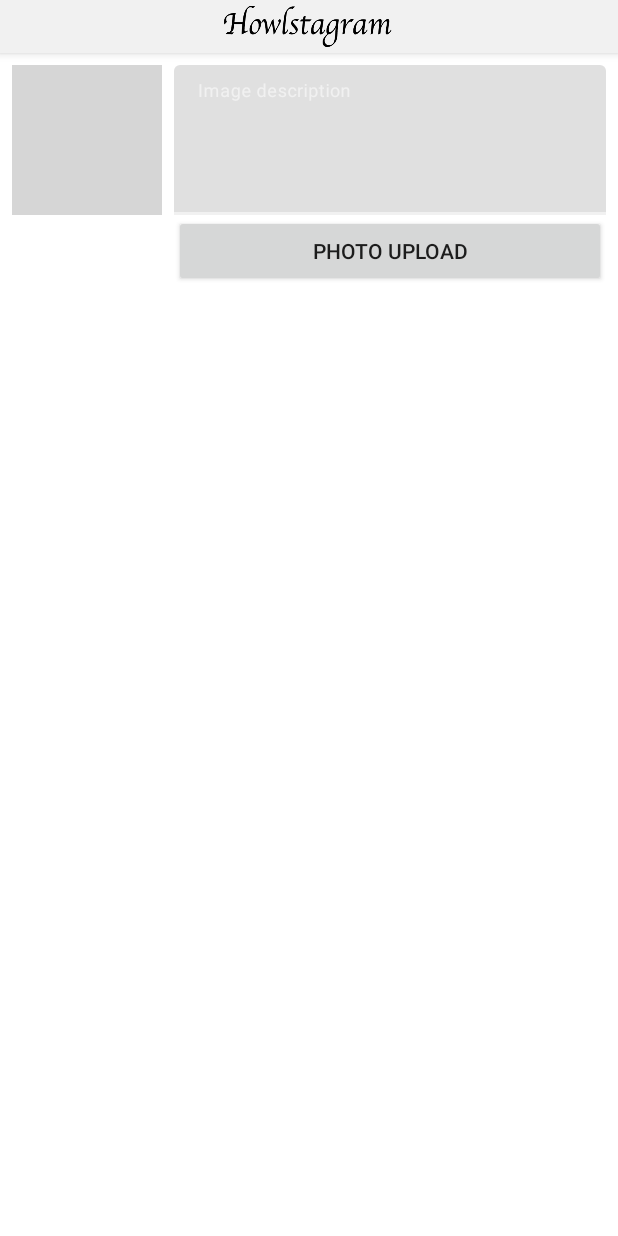
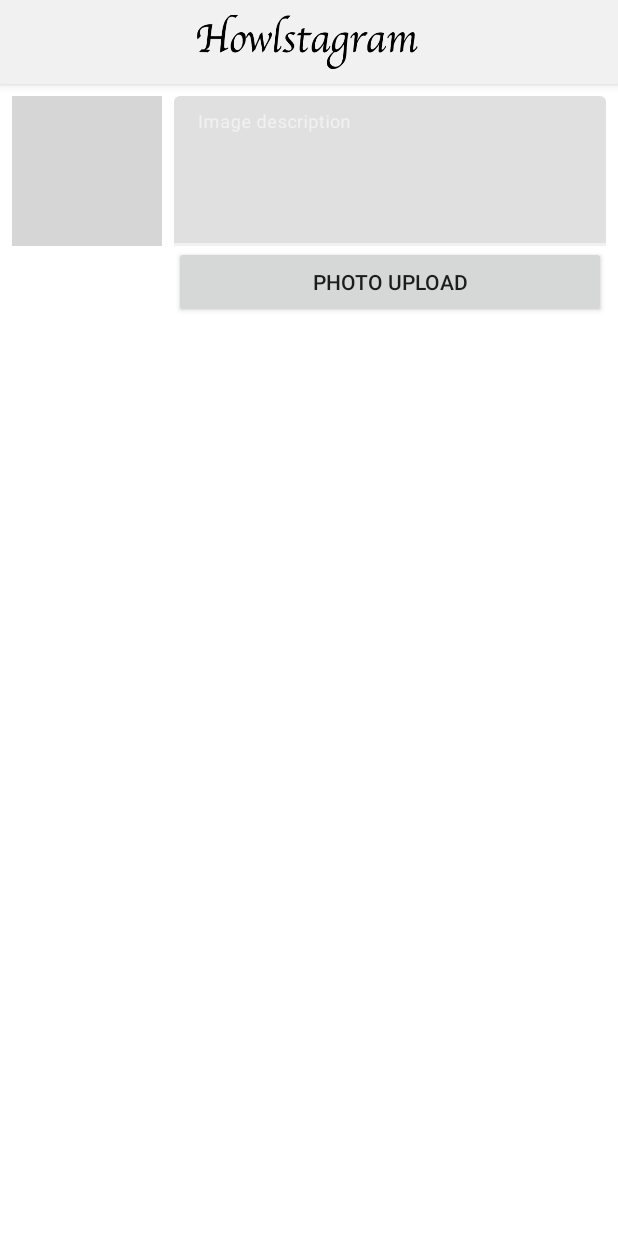
Before and after one commit to taehee28/Instagram-clone, an Android app: the screen it shows after launch once a user with an empty profile is signed in (AddPhotoActivity), item 3 of the bottom bar chosen, on a phone screen of 412 x 824 dp. Run offline under Robolectric (Android 15) with nearby library versions, the phone set to English and light mode, and no system bars; our stand-ins replace Dagger/Hilt's generated code, Firebase (no records; nobody signed in at launch, a user with empty details on screens opened directly), data binding, navigation-ui; libraries missing offline, so code that uses them is left out: com.facebook, kotlin.jvm.functions; pictures from the network do not load; grey boxes are pictures that could not be loaded.

Commit message:
ActionBar 높이 변경

```diff
--- a/app/src/main/res/layout/activity_add_photo.xml
+++ b/app/src/main/res/layout/activity_add_photo.xml
@@ -27,9 +27,9 @@
 
             <androidx.appcompat.widget.Toolbar
                 android:layout_width="match_parent"
-                android:layout_height="35dp"
+                android:layout_height="?attr/actionBarSize"
+                android:padding="10dp"
                 app:contentInsetStart="0dp"
-                android:paddingVertical="4dp"
                 app:logo="@drawable/logo_title" />
 
         </com.google.android.material.appbar.AppBarLayout>
--- a/app/src/main/res/layout/activity_comment.xml
+++ b/app/src/main/res/layout/activity_comment.xml
@@ -24,8 +24,8 @@
             <androidx.appcompat.widget.Toolbar
                 android:id="@+id/toolbar"
                 android:layout_width="match_parent"
-                android:layout_height="35dp"
-                android:padding="4dp"
+                android:layout_height="?attr/actionBarSize"
+                android:padding="10dp"
                 app:contentInsetStart="0dp"
                 app:buttonGravity="center_vertical"
                 app:logo="@drawable/logo_title"/>
--- a/app/src/main/res/layout/activity_main.xml
+++ b/app/src/main/res/layout/activity_main.xml
@@ -14,8 +14,8 @@
         <androidx.appcompat.widget.Toolbar
             android:id="@+id/toolbar"
             android:layout_width="match_parent"
-            android:layout_height="35dp"
-            android:padding="4dp"
+            android:layout_height="?attr/actionBarSize"
+            android:padding="10dp"
             app:contentInsetStart="0dp"
             app:buttonGravity="center_vertical"
             app:logo="@drawable/logo_title"/>
```
